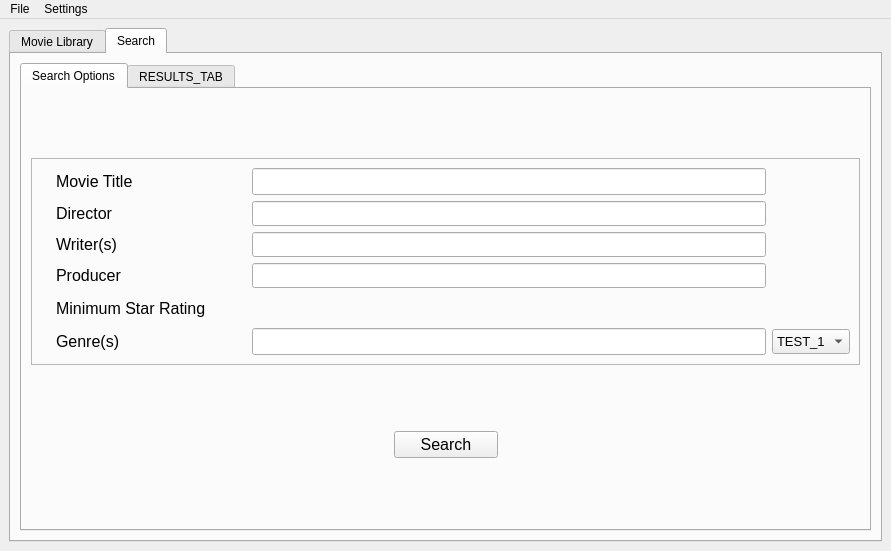
Above: ui_files/MainWindow.ui from TheRealBanana/movie_organizer before the change. Below: the same form after it.
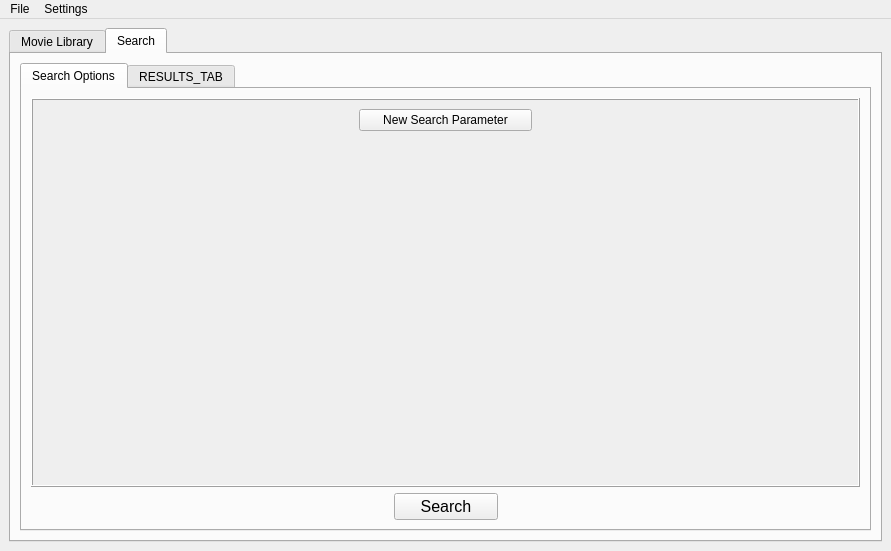
That is the form after the change. The open tabs and pages were chosen to show the change. Custom widgets are drawn as their Qt base class.

Commit message:
Fancy search page
Not only was the search page missing some options, but it also looked ugly as hell. Now its all generated on the fly. This means I can freely update the database schema and not have to worry about changing this side of things too much. All the fields will update automatically.

Still have to do some managing of the type of field inside changedFieldType (i.e. for star widget).

Also cleaned up a lot of the element names, especially the layouts.

What changed in the file:
```diff
--- a/ui_files/MainWindow.ui
+++ b/ui_files/MainWindow.ui
@@ -140,288 +140,102 @@
            <attribute name="title">
             <string>Search Options</string>
            </attribute>
-           <layout class="QGridLayout" name="gridLayout_4">
-            <item row="0" column="0" colspan="3">
-             <widget class="QFrame" name="parametersFrame">
+           <layout class="QVBoxLayout" name="searchParametersTabVLayout">
+            <item>
+             <widget class="QScrollArea" name="parametersFrame">
               <property name="sizePolicy">
-               <sizepolicy hsizetype="Expanding" vsizetype="Fixed">
+               <sizepolicy hsizetype="MinimumExpanding" vsizetype="Minimum">
                 <horstretch>0</horstretch>
                 <verstretch>0</verstretch>
                </sizepolicy>
               </property>
-              <property name="minimumSize">
-               <size>
-                <width>825</width>
-                <height>0</height>
-               </size>
-              </property>
               <property name="frameShape">
-               <enum>QFrame::StyledPanel</enum>
+               <enum>QFrame::Box</enum>
               </property>
               <property name="frameShadow">
                <enum>QFrame::Raised</enum>
               </property>
-              <layout class="QGridLayout" name="gridLayout_2">
-               <item row="2" column="1">
-                <widget class="QLabel" name="writerLabel">
-                 <property name="font">
-                  <font>
-                   <pointsize>12</pointsize>
-                  </font>
-                 </property>
-                 <property name="text">
-                  <string>Writer(s)</string>
-                 </property>
-                </widget>
-               </item>
-               <item row="0" column="2">
-                <spacer name="serachParamsMidSpacer">
-                 <property name="orientation">
-                  <enum>Qt::Horizontal</enum>
-                 </property>
-                 <property name="sizeType">
-                  <enum>QSizePolicy::Fixed</enum>
-                 </property>
-                 <property name="sizeHint" stdset="0">
-                  <size>
-                   <width>40</width>
-                   <height>20</height>
-                  </size>
-                 </property>
-                </spacer>
-               </item>
-               <item row="2" column="3">
-                <widget class="QLineEdit" name="writerEntry">
-                 <property name="minimumSize">
-                  <size>
-                   <width>0</width>
-                   <height>25</height>
-                  </size>
-                 </property>
-                 <property name="clearButtonEnabled">
+              <property name="sizeAdjustPolicy">
+               <enum>QAbstractScrollArea::AdjustToContents</enum>
+              </property>
+              <property name="widgetResizable">
                   <bool>true</bool>
                  </property>
-                </widget>
-               </item>
-               <item row="1" column="3">
-                <widget class="QLineEdit" name="directorEntry">
-                 <property name="minimumSize">
-                  <size>
-                   <width>0</width>
-                   <height>25</height>
-                  </size>
-                 </property>
-                 <property name="clearButtonEnabled">
-                  <bool>true</bool>
-                 </property>
-                </widget>
-               </item>
-               <item row="5" column="3">
-                <widget class="QLineEdit" name="genreEntry">
+              <widget class="QWidget" name="scrollAreaWidgetContents">
+               <property name="geometry">
+                <rect>
+                 <x>0</x>
+                 <y>0</y>
+                 <width>821</width>
+                 <height>43</height>
+                </rect>
+               </property>
                  <property name="sizePolicy">
-                  <sizepolicy hsizetype="MinimumExpanding" vsizetype="Fixed">
+                <sizepolicy hsizetype="Preferred" vsizetype="Fixed">
                    <horstretch>0</horstretch>
                    <verstretch>0</verstretch>
                   </sizepolicy>
                  </property>
-                 <property name="minimumSize">
-                  <size>
-                   <width>0</width>
-                   <height>25</height>
-                  </size>
-                 </property>
-                 <property name="font">
-                  <font>
-                   <pointsize>12</pointsize>
-                  </font>
-                 </property>
-                 <property name="clearButtonEnabled">
-                  <bool>true</bool>
-                 </property>
-                </widget>
-               </item>
-               <item row="4" column="3">
-                <widget class="starRatingWidget" name="searchStarRating" native="true">
-                 <property name="minimumSize">
-                  <size>
-                   <width>140</width>
-                   <height>28</height>
-                  </size>
-                 </property>
-                 <property name="maximumSize">
-                  <size>
-                   <width>140</width>
-                   <height>28</height>
-                  </size>
-                 </property>
-                </widget>
-               </item>
-               <item row="0" column="0">
-                <spacer name="serachParamsLeftSpacer">
+               <layout class="QVBoxLayout" name="parametersFrameVLayout">
+                <property name="spacing">
+                 <number>0</number>
+                </property>
+                <property name="sizeConstraint">
+                 <enum>QLayout::SetMinimumSize</enum>
+                </property>
+                <item>
+                 <layout class="QHBoxLayout" name="newSearchParameterContainerHLayout">
+                  <property name="spacing">
+                   <number>0</number>
+                  </property>
+                  <property name="sizeConstraint">
+                   <enum>QLayout::SetFixedSize</enum>
+                  </property>
+                  <item>
+                   <spacer name="newSearchParameterLeftSpacer">
                  <property name="orientation">
                   <enum>Qt::Horizontal</enum>
                  </property>
-                 <property name="sizeType">
-                  <enum>QSizePolicy::Maximum</enum>
-                 </property>
                  <property name="sizeHint" stdset="0">
                   <size>
-                   <width>15</width>
-                   <height>20</height>
+                      <width>37</width>
+                      <height>17</height>
                   </size>
                  </property>
                 </spacer>
                </item>
-               <item row="3" column="3">
-                <widget class="QLineEdit" name="producerEntry">
-                 <property name="minimumSize">
-                  <size>
-                   <width>0</width>
-                   <height>25</height>
-                  </size>
-                 </property>
-                 <property name="clearButtonEnabled">
-                  <bool>true</bool>
-                 </property>
-                </widget>
-               </item>
-               <item row="0" column="1">
-                <widget class="QLabel" name="movieTitleLabel">
-                 <property name="font">
-                  <font>
-                   <pointsize>12</pointsize>
-                  </font>
-                 </property>
-                 <property name="text">
-                  <string>Movie Title</string>
-                 </property>
-                </widget>
-               </item>
-               <item row="0" column="3">
-                <widget class="QLineEdit" name="movieTitleEntry">
-                 <property name="sizePolicy">
-                  <sizepolicy hsizetype="Expanding" vsizetype="Fixed">
-                   <horstretch>0</horstretch>
-                   <verstretch>0</verstretch>
-                  </sizepolicy>
-                 </property>
-                 <property name="minimumSize">
-                  <size>
-                   <width>0</width>
-                   <height>25</height>
-                  </size>
-                 </property>
-                 <property name="font">
-                  <font>
-                   <pointsize>12</pointsize>
-                  </font>
-                 </property>
-                 <property name="clearButtonEnabled">
-                  <bool>true</bool>
-                 </property>
-                </widget>
-               </item>
-               <item row="4" column="1">
-                <widget class="QLabel" name="searchStarRatingLabel">
-                 <property name="font">
-                  <font>
-                   <pointsize>12</pointsize>
-                  </font>
-                 </property>
-                 <property name="text">
-                  <string>Minimum Star Rating</string>
-                 </property>
-                </widget>
-               </item>
-               <item row="5" column="4">
-                <widget class="QComboBox" name="genreSelectionDropdown">
-                 <property name="minimumSize">
-                  <size>
-                   <width>0</width>
-                   <height>25</height>
-                  </size>
-                 </property>
-                 <property name="font">
-                  <font>
-                   <pointsize>10</pointsize>
-                  </font>
-                 </property>
-                 <property name="editable">
-                  <bool>false</bool>
-                 </property>
                  <item>
+                   <widget class="QPushButton" name="newSearchParameterButton">
                   <property name="text">
-                   <string>TEST_1</string>
-                  </property>
-                 </item>
-                 <item>
-                  <property name="text">
-                   <string>TEST_2</string>
-                  </property>
-                 </item>
-                 <item>
-                  <property name="text">
-                   <string>TEST_3</string>
-                  </property>
-                 </item>
-                </widget>
-               </item>
-               <item row="0" column="4">
-                <spacer name="serachParamsRightSpacer">
+                     <string>      New Search Parameter      </string>
+                    </property>
+                   </widget>
+                  </item>
+                  <item>
+                   <spacer name="newSearchParameterRightSpacer">
                  <property name="orientation">
                   <enum>Qt::Horizontal</enum>
                  </property>
-                 <property name="sizeType">
-                  <enum>QSizePolicy::Maximum</enum>
-                 </property>
                  <property name="sizeHint" stdset="0">
                   <size>
-                   <width>50</width>
-                   <height>20</height>
+                      <width>37</width>
+                      <height>17</height>
                   </size>
                  </property>
                 </spacer>
                </item>
-               <item row="3" column="1">
-                <widget class="QLabel" name="producerLabel">
-                 <property name="font">
-                  <font>
-                   <pointsize>12</pointsize>
-                  </font>
-                 </property>
-                 <property name="text">
-                  <string>Producer</string>
-                 </property>
-                </widget>
-               </item>
-               <item row="5" column="1">
-                <widget class="QLabel" name="genreLabel">
-                 <property name="font">
-                  <font>
-                   <pointsize>12</pointsize>
-                  </font>
-                 </property>
-                 <property name="text">
-                  <string>Genre(s)</string>
-                 </property>
-                </widget>
-               </item>
-               <item row="1" column="1">
-                <widget class="QLabel" name="directorLabel">
-                 <property name="font">
-                  <font>
-                   <pointsize>12</pointsize>
-                  </font>
-                 </property>
-                 <property name="text">
-                  <string>Director</string>
-                 </property>
-                </widget>
-               </item>
-              </layout>
-             </widget>
-            </item>
-            <item row="1" column="0">
+                 </layout>
+                </item>
+               </layout>
+              </widget>
+             </widget>
+            </item>
+            <item>
+             <layout class="QHBoxLayout" name="searchButtonContainerHLayout">
+              <property name="sizeConstraint">
+               <enum>QLayout::SetFixedSize</enum>
+              </property>
+              <item>
              <spacer name="searchButtonLeftSpacer">
               <property name="orientation">
                <enum>Qt::Horizontal</enum>
@@ -434,8 +248,14 @@
               </property>
              </spacer>
             </item>
-            <item row="1" column="1">
+              <item>
              <widget class="QPushButton" name="searchButton">
+                <property name="sizePolicy">
+                 <sizepolicy hsizetype="Fixed" vsizetype="Fixed">
+                  <horstretch>0</horstretch>
+                  <verstretch>0</verstretch>
+                 </sizepolicy>
+                </property>
               <property name="font">
                <font>
                 <pointsize>12</pointsize>
@@ -446,7 +266,7 @@
               </property>
              </widget>
             </item>
-            <item row="1" column="2">
+              <item>
              <spacer name="searchButtonRightSpacer">
               <property name="orientation">
                <enum>Qt::Horizontal</enum>
@@ -458,6 +278,8 @@
                </size>
               </property>
              </spacer>
+              </item>
+             </layout>
             </item>
            </layout>
           </widget>
```
Left out of the diff: 12 changed lines with no effect on the pictures. Lines whose indentation alone changed are shown as unchanged. The commit also changes 4 other files.
